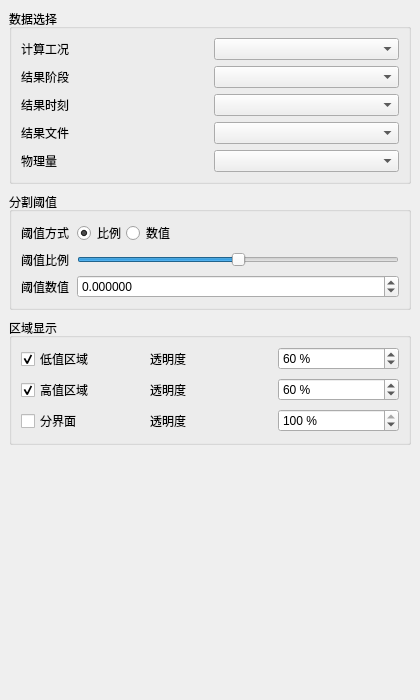
The window that plugins/Base_PostProcessing/IsosurfaceSegmentationWidget.ui (asd977/base_cae) describes before a commit, drawn with Qt 5.
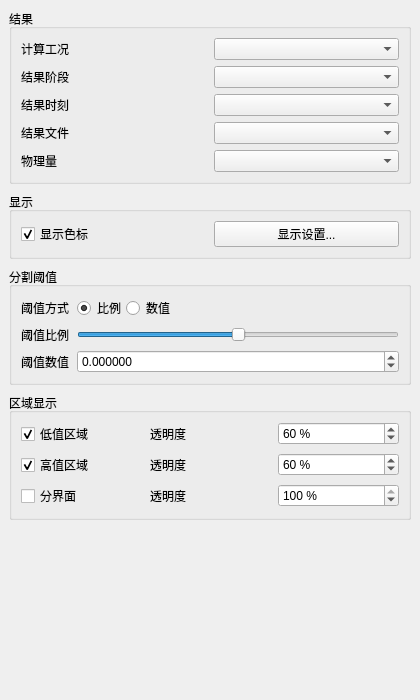
The same window after the commit.

```diff
--- a/plugins/Base_PostProcessing/IsosurfaceSegmentationWidget.ui
+++ b/plugins/Base_PostProcessing/IsosurfaceSegmentationWidget.ui
@@ -32,7 +32,7 @@
    <item>
     <widget class="QGroupBox" name="resultDataGroupBox">
      <property name="title">
-      <string>数据选择</string>
+      <string>结果</string>
      </property>
      <layout class="QGridLayout" name="resultDataLayout">
       <item row="0" column="0">
@@ -94,6 +94,38 @@
      </layout>
     </widget>
    </item>
+   <item>
+    <widget class="QGroupBox" name="displayGroupBox">
+     <property name="title">
+      <string>显示</string>
+     </property>
+     <layout class="QGridLayout" name="displayGridLayout">
+      <property name="horizontalSpacing">
+       <number>8</number>
+      </property>
+      <property name="verticalSpacing">
+       <number>7</number>
+      </property>
+      <item row="0" column="0">
+       <widget class="QCheckBox" name="showScalarBarCheckBox">
+        <property name="text">
+         <string>显示色标</string>
+        </property>
+        <property name="checked">
+         <bool>true</bool>
+        </property>
+       </widget>
+      </item>
+      <item row="0" column="1">
+       <widget class="QPushButton" name="displaySettingsButton">
+        <property name="text">
+         <string>显示设置...</string>
+        </property>
+       </widget>
+      </item>
+     </layout>
+    </widget>
+   </item>
    <item>
     <widget class="QGroupBox" name="thresholdGroupBox">
      <property name="title">
@@ -197,11 +229,11 @@
     </widget>
    </item>
    <item>
-    <widget class="QGroupBox" name="displayGroupBox">
+    <widget class="QGroupBox" name="regionDisplayGroupBox">
      <property name="title">
       <string>区域显示</string>
      </property>
-     <layout class="QGridLayout" name="displayLayout">
+     <layout class="QGridLayout" name="regionDisplayLayout">
       <property name="horizontalSpacing">
        <number>8</number>
       </property>
```
